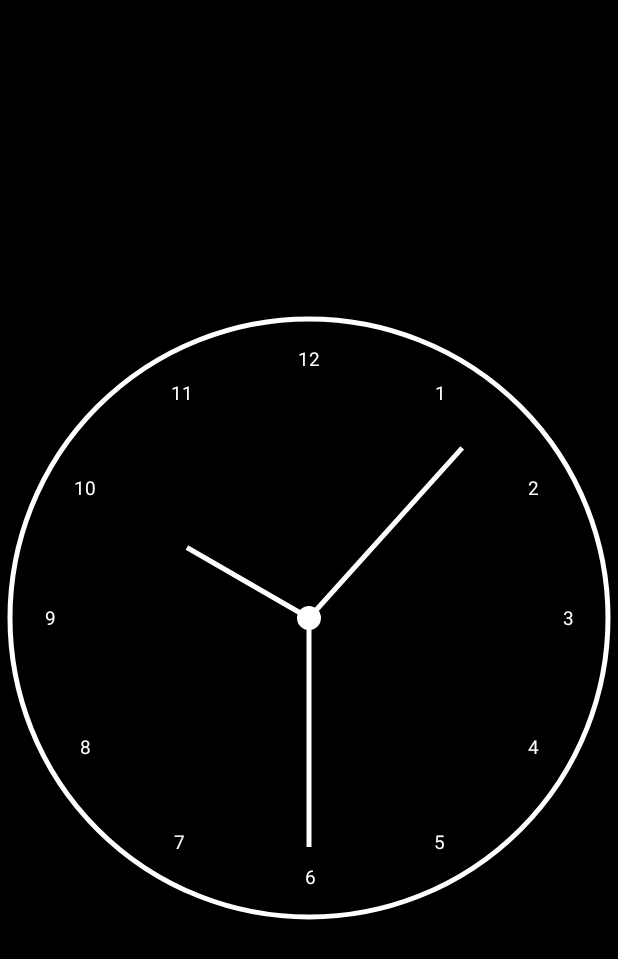
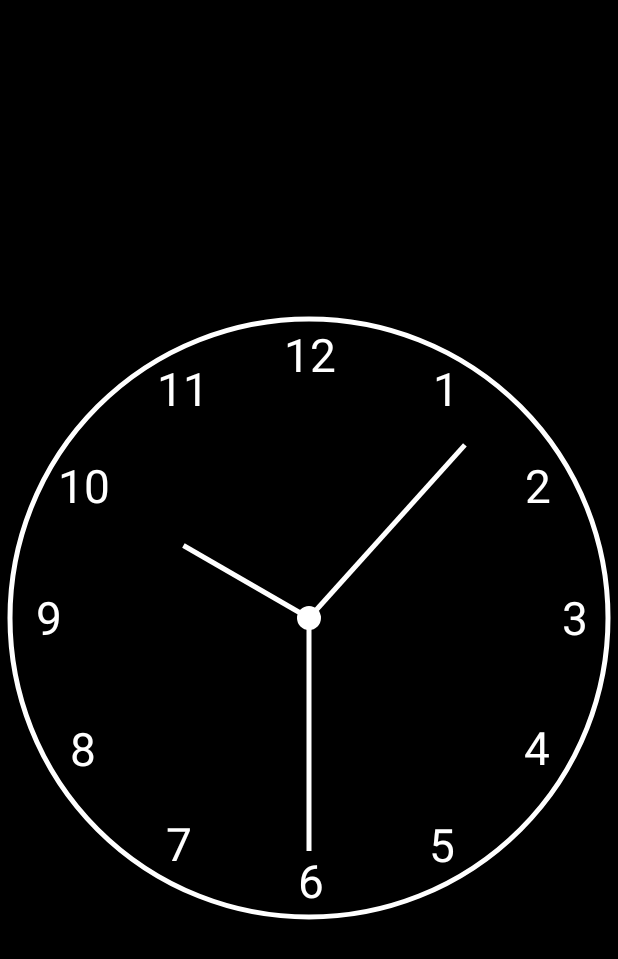
Before and after one commit to AlyonaRulezzz/VK_19_03, an Android app: the screen it shows after launch (MainActivity), on a phone screen of 412 x 824 dp. Shown: the top 959 px of the screen. Run offline under Robolectric (Android 15) with nearby library versions, the phone set to English and light mode, and no system bars.

Commit message:
corrected numbers size

```diff
--- a/app/src/main/java/com/example/analogclock/ClockView.kt
+++ b/app/src/main/java/com/example/analogclock/ClockView.kt
@@ -9,6 +9,7 @@ import android.graphics.Rect
 import android.util.AttributeSet
 import android.util.TypedValue
 import android.view.View
+import java.lang.Math.min
 import java.util.Calendar
 import kotlin.math.cos
 import kotlin.math.sin
@@ -39,12 +40,12 @@ class ClockView : View {
     private fun initClock() {
         height = getHeight()
         width = getWidth()
-        padding = numeralSpacing + 50
+        val min = height.coerceAtMost(width)
         fontSize = TypedValue.applyDimension(
-            TypedValue.COMPLEX_UNIT_SP, 13f,
+            TypedValue.COMPLEX_UNIT_SP, min / 20f,
             resources.displayMetrics
         ).toInt()
-        val min = Math.min(height, width)
+        padding = numeralSpacing + fontSize
         radius = min / 2 - padding
         handTruncation = min / 20
         hourHandTruncation = min / 7
@@ -72,8 +73,8 @@ class ClockView : View {
         canvas.drawLine(
             (width / 2).toFloat(),
             (height / 2).toFloat(),
-            (width / 2 + Math.cos(angle) * handRadius).toFloat(),
-            (height / 2 + Math.sin(angle) * handRadius).toFloat(),
+            (width / 2 + cos(angle) * handRadius).toFloat(),
+            (height / 2 + sin(angle) * handRadius).toFloat(),
             paint!!
         )
     }
```
